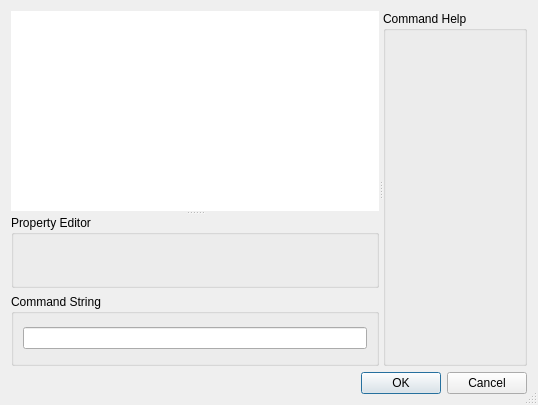
Before: the Qt Designer form src/propertyeditor.ui in antonmx/posmotri, drawn with Qt 5.
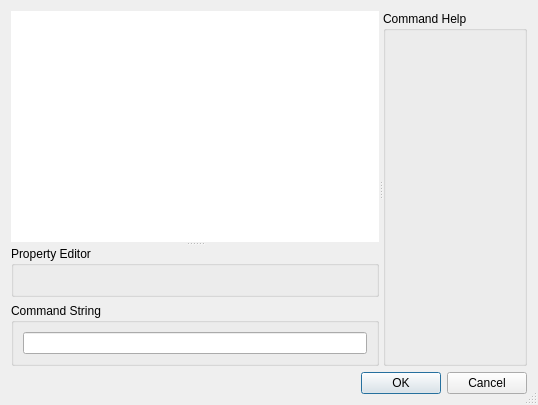
After: the same form once the commit is applied.

```diff
--- a/src/propertyeditor.ui
+++ b/src/propertyeditor.ui
@@ -16,12 +16,7 @@
     <verstretch>0</verstretch>
    </sizepolicy>
   </property>
-  <property name="maximumSize">
-   <size>
-    <width>1000</width>
-    <height>16777215</height>
-   </size>
-  </property>
+  
   <property name="windowTitle">
    <string>Dialog</string>
   </property>
@@ -45,18 +40,8 @@
          <verstretch>0</verstretch>
         </sizepolicy>
        </property>
-       <property name="minimumSize">
-        <size>
-         <width>0</width>
-         <height>20</height>
-        </size>
-       </property>
-       <property name="maximumSize">
-        <size>
-         <width>600</width>
-         <height>200</height>
-        </size>
-       </property>
+       
+       
        <property name="focusPolicy">
         <enum>Qt::NoFocus</enum>
        </property>
@@ -93,18 +78,8 @@
             <verstretch>0</verstretch>
            </sizepolicy>
           </property>
-          <property name="minimumSize">
-           <size>
-            <width>0</width>
-            <height>70</height>
-           </size>
-          </property>
-          <property name="maximumSize">
-           <size>
-            <width>16777215</width>
-            <height>90</height>
-           </size>
-          </property>
+          
+          
           <property name="title">
            <string>Command String</string>
           </property>
```
